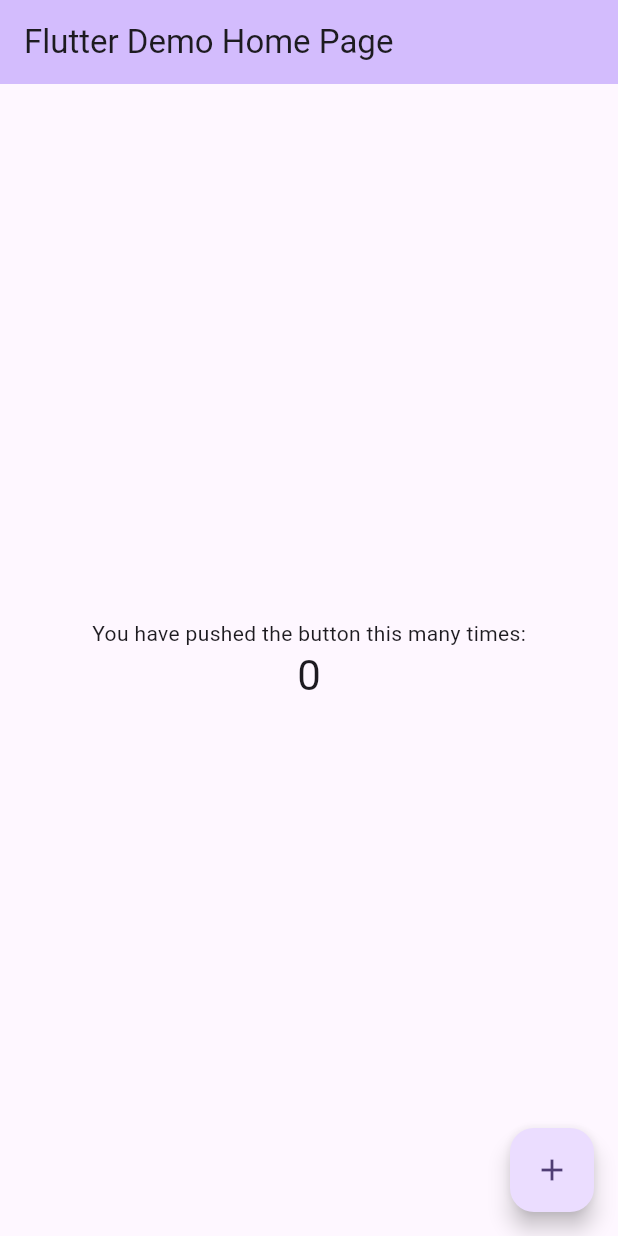
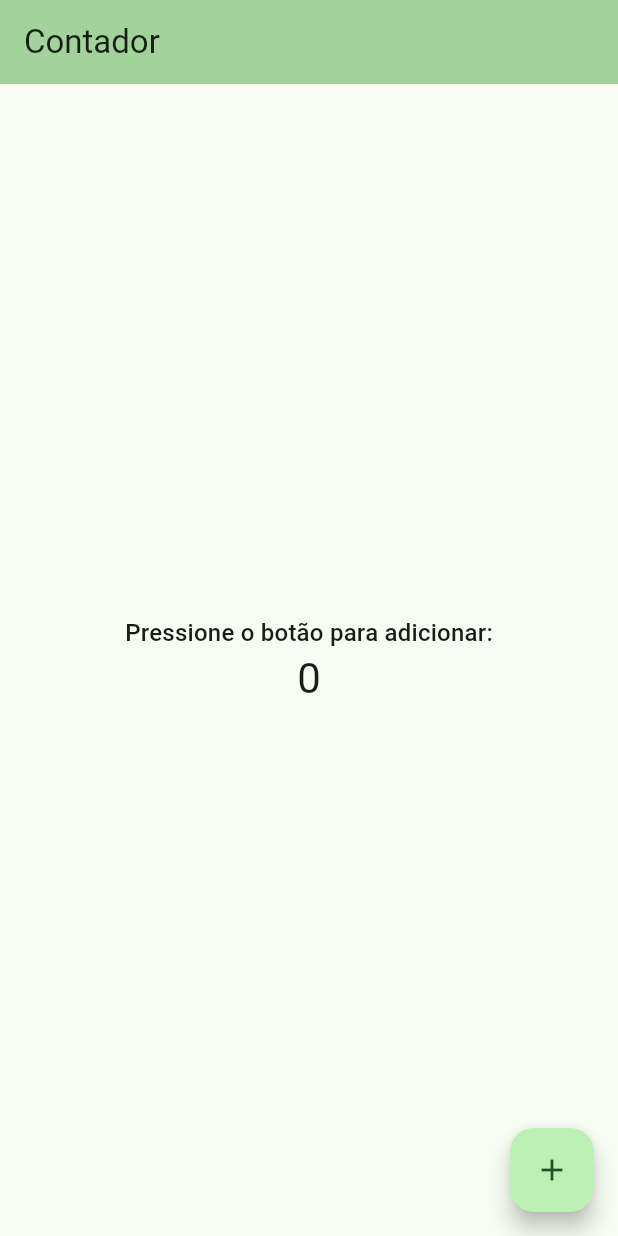
Before and after one commit to FilipeMaiaBR45/primeiroapp, a Flutter app: the screen it shows after launch, on a phone screen of 412 x 824 dp. Run offline on Flutter 3.47's test engine with Material 2 defaults, Android fonts, the phone set to English and light mode, and no system bars.

Commit message:
change colors and text

```diff
--- a/lib/main.dart
+++ b/lib/main.dart
@@ -28,10 +28,10 @@ class MyApp extends StatelessWidget {
         //
         // This works for code too, not just values: Most code changes can be
         // tested with just a hot reload.
-        colorScheme: ColorScheme.fromSeed(seedColor: Colors.deepPurple),
+        colorScheme: ColorScheme.fromSeed(seedColor: Colors.green),
         useMaterial3: true,
       ),
-      home: const MyHomePage(title: 'Flutter Demo Home Page'),
+      home: const MyHomePage(title: 'Contador'),
     );
   }
 }
@@ -105,8 +105,9 @@ class _MyHomePageState extends State<MyHomePage> {
           // wireframe for each widget.
           mainAxisAlignment: MainAxisAlignment.center,
           children: <Widget>[
-            const Text(
-              'You have pushed the button this many times:',
+            Text(
+              'Pressione o botão para adicionar:',
+              style: Theme.of(context).textTheme.titleMedium,
             ),
             Text(
               '$_counter',
```
